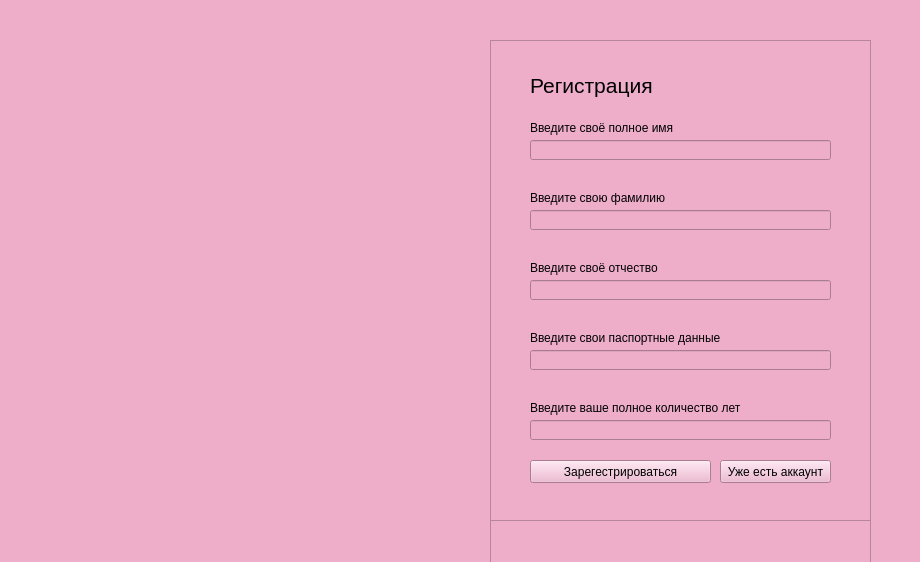
Old version of the form registrationWindow.ui in the repository taishakutenn/TTbank.
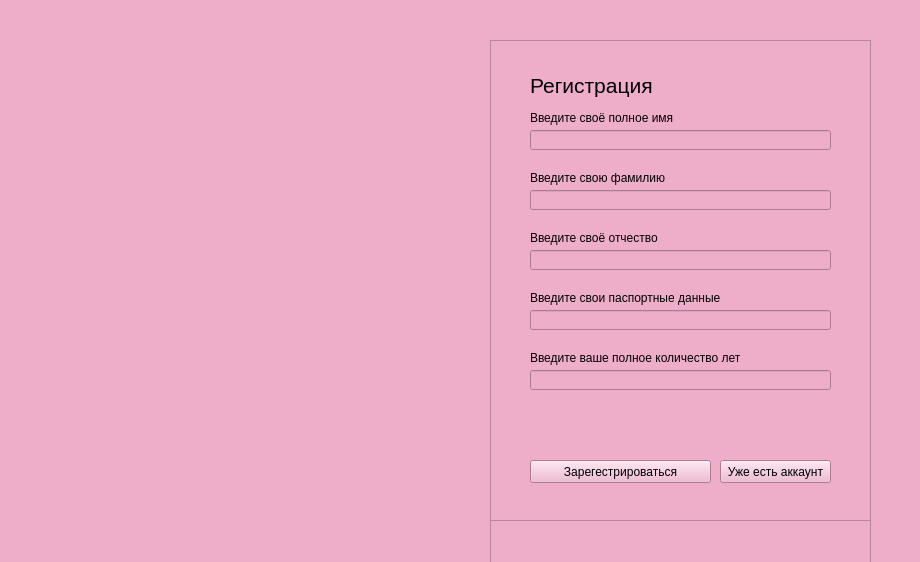
New version of the form. Icons and pictures are not drawn.

Commit message: Прописал овтет программы на неправльные вводимые данные, и не существующий акканут, начал прописывать окно пароля на девайсе, сделал возможность регистрации аккаунта

```diff
--- a/registrationWindow.ui
+++ b/registrationWindow.ui
@@ -134,7 +134,7 @@
      <property name="geometry">
       <rect>
        <x>40</x>
-       <y>150</y>
+       <y>130</y>
        <width>191</width>
        <height>16</height>
       </rect>
@@ -150,7 +150,7 @@
      <property name="geometry">
       <rect>
        <x>40</x>
-       <y>80</y>
+       <y>70</y>
        <width>191</width>
        <height>16</height>
       </rect>
@@ -166,7 +166,7 @@
      <property name="geometry">
       <rect>
        <x>40</x>
-       <y>220</y>
+       <y>190</y>
        <width>191</width>
        <height>16</height>
       </rect>
@@ -183,7 +183,7 @@
      <property name="geometry">
       <rect>
        <x>40</x>
-       <y>290</y>
+       <y>250</y>
        <width>191</width>
        <height>16</height>
       </rect>
@@ -199,7 +199,7 @@
      <property name="geometry">
       <rect>
        <x>40</x>
-       <y>360</y>
+       <y>310</y>
        <width>211</width>
        <height>16</height>
       </rect>
@@ -215,7 +215,7 @@
      <property name="geometry">
       <rect>
        <x>40</x>
-       <y>100</y>
+       <y>90</y>
        <width>301</width>
        <height>20</height>
       </rect>
@@ -225,7 +225,7 @@
      <property name="geometry">
       <rect>
        <x>40</x>
-       <y>170</y>
+       <y>150</y>
        <width>301</width>
        <height>20</height>
       </rect>
@@ -235,7 +235,7 @@
      <property name="geometry">
       <rect>
        <x>40</x>
-       <y>240</y>
+       <y>210</y>
        <width>301</width>
        <height>20</height>
       </rect>
@@ -245,7 +245,7 @@
      <property name="geometry">
       <rect>
        <x>40</x>
-       <y>310</y>
+       <y>270</y>
        <width>301</width>
        <height>20</height>
       </rect>
@@ -255,7 +255,7 @@
      <property name="geometry">
       <rect>
        <x>40</x>
-       <y>380</y>
+       <y>330</y>
        <width>301</width>
        <height>20</height>
       </rect>
@@ -303,6 +303,22 @@
       <string>Уже есть аккаунт</string>
      </property>
     </widget>
+    <widget class="QLabel" name="errorLabelReg">
+     <property name="geometry">
+      <rect>
+       <x>40</x>
+       <y>370</y>
+       <width>301</width>
+       <height>20</height>
+      </rect>
+     </property>
+     <property name="styleSheet">
+      <string notr="true">border: none;</string>
+     </property>
+     <property name="text">
+      <string/>
+     </property>
+    </widget>
    </widget>
    <widget class="QFrame" name="loginFrame">
     <property name="enabled">
```
Left out of the diff: 19 changed lines with no effect on the pictures. The commit also changes 3 other files.
